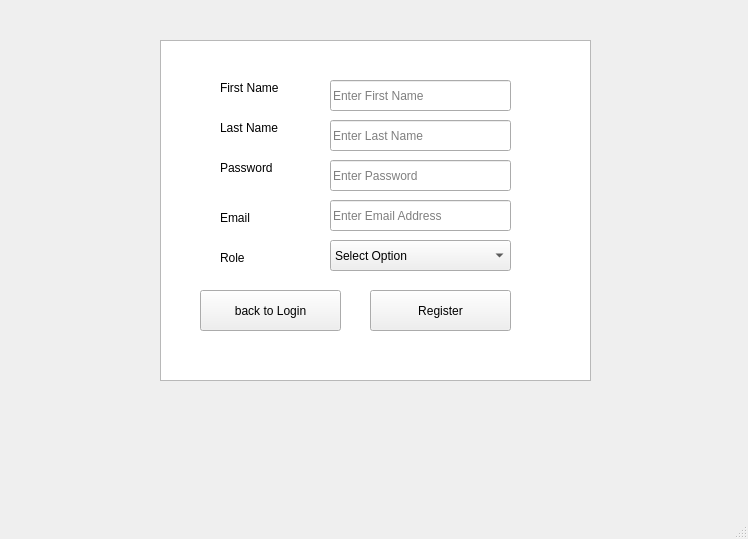
This is gui/user_management/register_user.ui in karthikdivakaran/reli_engine as Qt 5 draws it before an edit. The edited form follows.
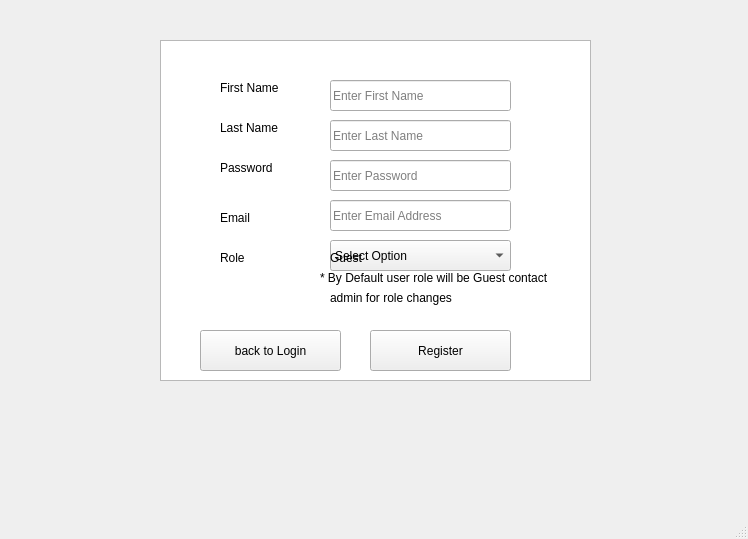
This is the edited form.

Diff of the .ui file:
```diff
--- a/gui/user_management/register_user.ui
+++ b/gui/user_management/register_user.ui
@@ -119,7 +119,7 @@
     <property name="geometry">
      <rect>
       <x>370</x>
-      <y>290</y>
+      <y>330</y>
       <width>141</width>
       <height>41</height>
      </rect>
@@ -147,7 +147,7 @@
     <property name="geometry">
      <rect>
       <x>200</x>
-      <y>290</y>
+      <y>330</y>
       <width>141</width>
       <height>41</height>
      </rect>
@@ -182,6 +182,51 @@
      <string>Enter First Name</string>
     </property>
    </widget>
+   <widget class="QLabel" name="label_7">
+    <property name="geometry">
+     <rect>
+      <x>330</x>
+      <y>250</y>
+      <width>101</width>
+      <height>16</height>
+     </rect>
+    </property>
+    <property name="text">
+     <string>Guest</string>
+    </property>
+   </widget>
+   <widget class="QLabel" name="label_sign1">
+    <property name="geometry">
+     <rect>
+      <x>320</x>
+      <y>270</y>
+      <width>231</width>
+      <height>16</height>
+     </rect>
+    </property>
+    <property name="text">
+     <string>* By Default user role will be Guest contact </string>
+    </property>
+    <property name="textFormat">
+     <enum>Qt::RichText</enum>
+    </property>
+   </widget>
+   <widget class="QLabel" name="label_sign2">
+    <property name="geometry">
+     <rect>
+      <x>330</x>
+      <y>290</y>
+      <width>231</width>
+      <height>16</height>
+     </rect>
+    </property>
+    <property name="text">
+     <string>admin for role changes</string>
+    </property>
+    <property name="textFormat">
+     <enum>Qt::RichText</enum>
+    </property>
+   </widget>
   </widget>
   <widget class="QMenuBar" name="menubar">
    <property name="geometry">
```
Left out of the diff: 2 changed lines with no effect on the pictures.
